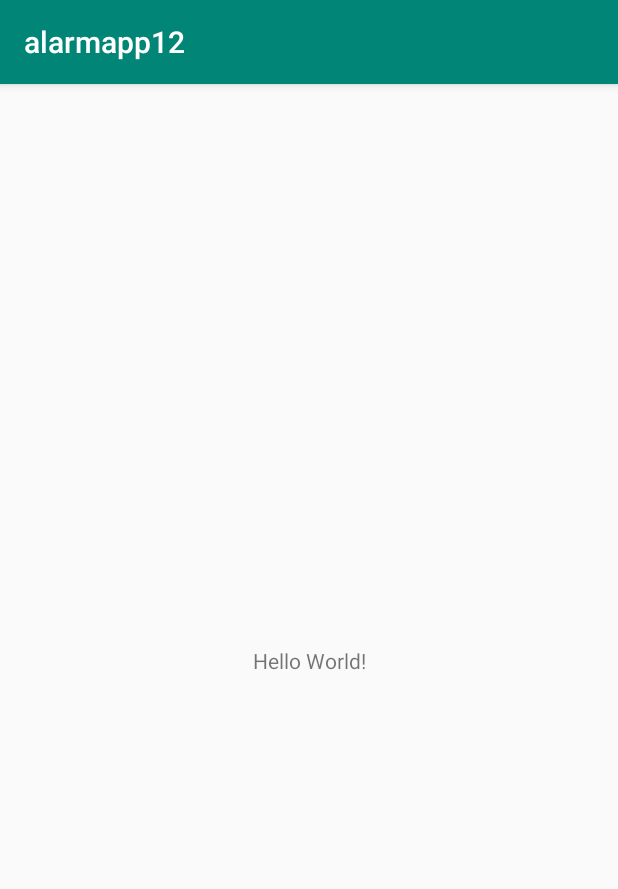
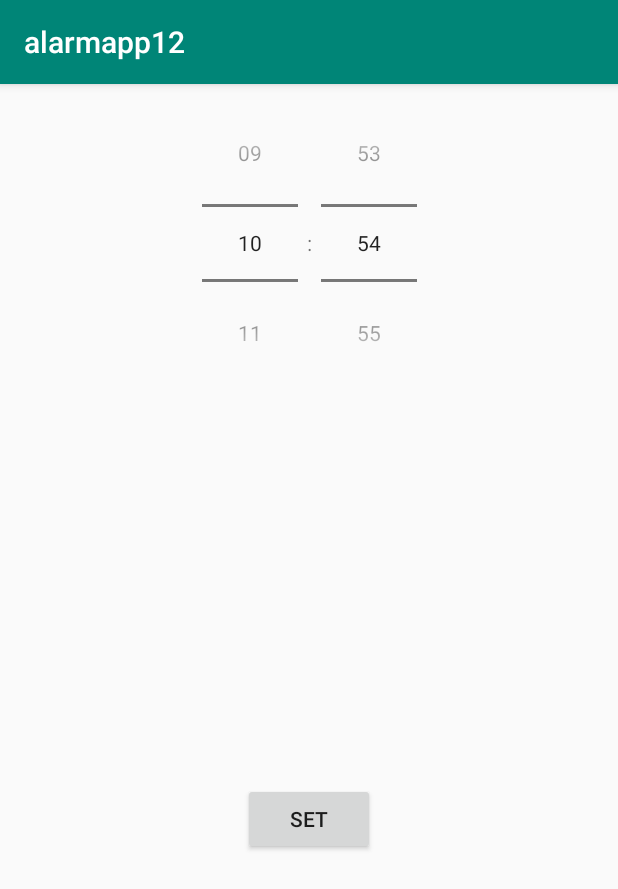
Before and after one commit to cool1726/alarmapp12, an Android app: the screen it shows after launch (MainActivity), on a phone screen of 412 x 824 dp. Shown: the top 889 px of the screen. Run offline under Robolectric (Android 15) with nearby library versions, the phone set to English and light mode, and no system bars.

Commit message:
TimePicker를 이용해 24시간 기준으로 특정 시간을 지정한 뒤 버튼을 누르면 지정한 시간이 출력되도록 설정함

```diff
--- a/app/src/main/java/org/siwonlee/alarmapp12/MainActivity.kt
+++ b/app/src/main/java/org/siwonlee/alarmapp12/MainActivity.kt
@@ -2,11 +2,44 @@ package org.siwonlee.alarmapp12
 
 import androidx.appcompat.app.AppCompatActivity
 import android.os.Bundle
+import android.os.Build
+import android.widget.TimePicker
+import android.widget.Button
+import android.widget.Toast
+import java.util.*
 
 class MainActivity : AppCompatActivity() {
+    var cal : Calendar = Calendar.getInstance()
 
     override fun onCreate(savedInstanceState: Bundle?) {
         super.onCreate(savedInstanceState)
         setContentView(R.layout.activity_main)
+
+        var hr : Int = cal.get(Calendar.HOUR_OF_DAY)
+        var min : Int = cal.get(Calendar.MINUTE)
+
+        val timePicker: TimePicker = findViewById(R.id.timePicker)
+        timePicker.setIs24HourView(true)
+        timePicker.setOnTimeChangedListener({timePicker, hour, minute ->
+            cal.set(Calendar.HOUR_OF_DAY, hour)
+            cal.set(Calendar.MINUTE, minute)
+            cal.set(Calendar.SECOND, 0)
+
+            hr = hour; min = minute;
+        })
+
+        val set: Button = findViewById(R.id.button)
+        set.setOnClickListener{
+            val str : String = hr.toString() + ":" + min.toString()
+            Toast.makeText(this@MainActivity, str, Toast.LENGTH_SHORT).show()
+        }
+
+        if (Build.VERSION.SDK_INT >= 23) {
+            timePicker.setHour(hr)
+            timePicker.setMinute(min)
+        } else {
+            timePicker.setCurrentHour(hr)
+            timePicker.setCurrentMinute(min)
+        }
     }
 }
--- a/app/src/main/res/layout/activity_main.xml
+++ b/app/src/main/res/layout/activity_main.xml
@@ -7,13 +7,23 @@
     android:layout_height="match_parent"
     tools:context=".MainActivity">
 
-    <TextView
+    <TimePicker
+        android:id="@+id/timePicker"
         android:layout_width="wrap_content"
         android:layout_height="wrap_content"
-        android:text="Hello World!"
-        app:layout_constraintBottom_toBottomOf="parent"
         app:layout_constraintLeft_toLeftOf="parent"
         app:layout_constraintRight_toRightOf="parent"
-        app:layout_constraintTop_toTopOf="parent" />
+        app:layout_constraintTop_toTopOf="parent"
+        android:timePickerMode="spinner" />
+
+    <Button
+        android:text="set"
+        android:layout_width="wrap_content"
+        android:layout_height="wrap_content"
+        app:layout_constraintLeft_toLeftOf="parent"
+        app:layout_constraintRight_toRightOf="parent"
+        app:layout_constraintTop_toBottomOf="@id/timePicker"
+        app:layout_constraintBottom_toBottomOf="parent"
+        android:id="@+id/button" />
 
 </androidx.constraintlayout.widget.ConstraintLayout>
```
